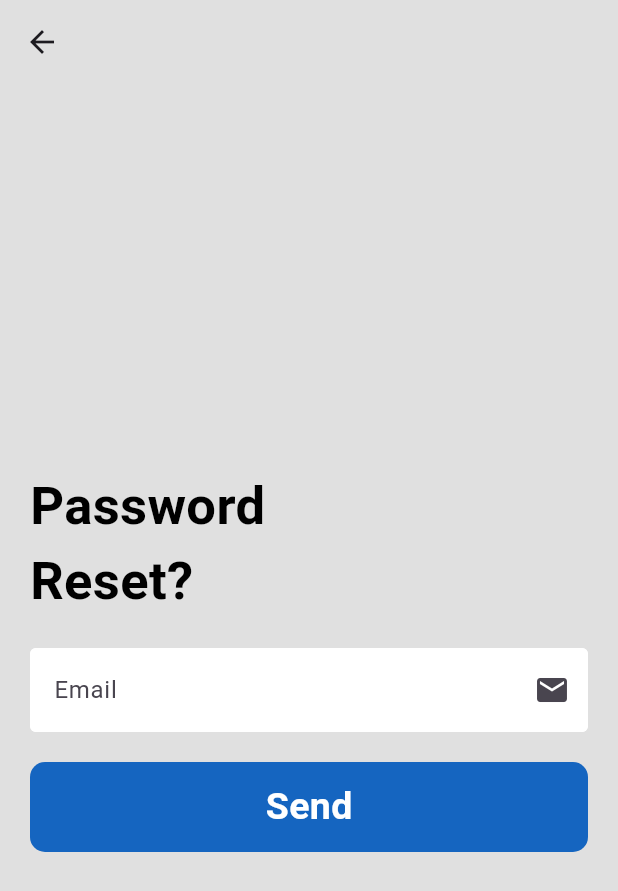
After one commit to arslanahmet27/mobilUi, a Flutter app: the Passwordreset screen opened directly, on a phone screen of 412 x 824 dp. The commit adds this screen. Shown: the top 891 px of the screen. Run offline on Flutter 3.47's test engine with Material 3 defaults, Android fonts, the light colour scheme and no system bars; our stand-ins replace cloud_firestore, firebase_auth, firebase_core, lottie; accounts and stored records are empty; network calls fail.

Commit message:
Tüm İşlemler Commitlendi

```diff
--- /dev/null
+++ b/lib/LoginPages/PasswordReset.dart
@@ -0,0 +1,157 @@
+import 'package:firebase_auth/firebase_auth.dart';
+import 'package:flutter/material.dart';
+
+class Passwordreset extends StatefulWidget {
+  final conroller;
+  final bool Obscuretext;
+  const Passwordreset(
+      {super.key, required this.conroller, required this.Obscuretext});
+
+  @override
+  State<Passwordreset> createState() => _PasswordresetState();
+}
+
+class _PasswordresetState extends State<Passwordreset> {
+  @override
+  Widget build(BuildContext context) {
+    final _mailController = TextEditingController();
+    @override
+    void dispose() {
+      _mailController.dispose();
+      super.dispose();
+    }
+
+    @override
+    void initState() {
+      _mailController.dispose();
+      super.initState();
+    }
+
+    Future reset() async {
+      showDialog(
+        context: context,
+        builder: (context) {
+          return Center(
+            child: CircularProgressIndicator(),
+          );
+        },
+      );
+      try {
+        await FirebaseAuth.instance
+            .sendPasswordResetEmail(email: _mailController.text.trim());
+        Navigator.pop(context);
+        showDialog(
+          context: context,
+          builder: (context) {
+            return AlertDialog(
+              content: Text("Şifre Yenileme Linkiniz Mailinize Gönderildi"),
+            );
+          },
+        );
+      } on FirebaseAuthException catch (e) {
+        print(e);
+        showDialog(
+          context: context,
+          builder: (context) {
+            return AlertDialog(
+              content: Text(
+                e.message.toString(),
+              ),
+            );
+          },
+        );
+      }
+    }
+
+    return Scaffold(
+      backgroundColor: Colors.grey.shade300,
+      appBar: AppBar(
+        backgroundColor: Colors.transparent,
+        elevation: 0,
+      ),
+      body: Center(
+        child: SingleChildScrollView(
+          child: Column(
+            crossAxisAlignment: CrossAxisAlignment.start,
+            children: [
+              Padding(
+                padding: const EdgeInsets.symmetric(horizontal: 20),
+                child: Column(
+                  children: [
+                    Column(
+                      crossAxisAlignment: CrossAxisAlignment.start,
+                      children: [
+                        Text(
+                          "Password",
+                          style: TextStyle(
+                              fontSize: 35,
+                              fontWeight: FontWeight.bold,
+                              color: Colors.black),
+                        ),
+                        Text(
+                          "Reset?",
+                          style: TextStyle(
+                              fontSize: 35,
+                              fontWeight: FontWeight.bold,
+                              color: Colors.black),
+                        ),
+                      ],
+                    ),
+                  ],
+                ),
+              ),
+              SizedBox(
+                height: 20,
+              ),
+              Padding(
+                padding: const EdgeInsets.symmetric(horizontal: 20),
+                child: TextField(
+                  controller: _mailController,
+                  obscureText: false,
+                  decoration: InputDecoration(
+                    border: OutlineInputBorder(),
+                    hintText: "Email",
+                    suffixIcon: Icon(Icons.mail),
+                    fillColor: Colors.white,
+                    filled: true,
+                    enabledBorder: OutlineInputBorder(
+                      borderSide: BorderSide(color: Colors.white),
+                    ),
+                    focusedBorder: OutlineInputBorder(
+                      borderSide: BorderSide(color: Colors.white),
+                    ),
+                  ),
+                ),
+              ),
+              SizedBox(
+                height: 20,
+              ),
+              Padding(
+                padding: const EdgeInsets.symmetric(horizontal: 20),
+                child: GestureDetector(
+                  onTap: reset,
+                  child: Container(
+                    padding: EdgeInsets.all(12),
+                    decoration: BoxDecoration(
+                      color: Colors.blue.shade800,
+                      borderRadius: BorderRadius.circular(10),
+                    ),
+                    child: Center(
+                      child: Text(
+                        "Send",
+                        style: TextStyle(
+                            fontSize: 25,
+                            fontWeight: FontWeight.bold,
+                            color: Colors.white),
+                      ),
+                    ),
+                  ),
+                ),
+              )
+            ],
+          ),
+        ),
+      ),
+    );
+  }
+}
--- a/pubspec.yaml
+++ b/pubspec.yaml
@@ -36,6 +36,9 @@ dependencies:
   # Use with the CupertinoIcons class for iOS style icons.
   cupertino_icons: ^1.0.8
   lottie:
+  firebase_core: ^3.9.0
+  firebase_auth: ^5.3.4
+  cloud_firestore: ^5.6.0
 
 dev_dependencies:
   flutter_test:
```
Also changed, not shown: lib/LoginPages/KayitKontrol.dart (added, +24 -0 lines), lib/LoginPages/auth_page.dart (added, +33 -0 lines), lib/LoginPages/kayitOl.dart (renamed from lib/kayitOl.dart, +50 -3 lines), lib/LoginPages/login.dart (renamed from lib/login.dart, +51 -4 lines), lib/LoginPages/loginSecme.dart (renamed from lib/loginSecme.dart, +8 -4 lines), lib/anasayfa.dart (added, +28 -0 lines), lib/main.dart (+5 -2 lines), lib/LoginPages/metinKutusu.dart (renamed from lib/metinKutusu.dart), pubspec.lock, 6 other files.
